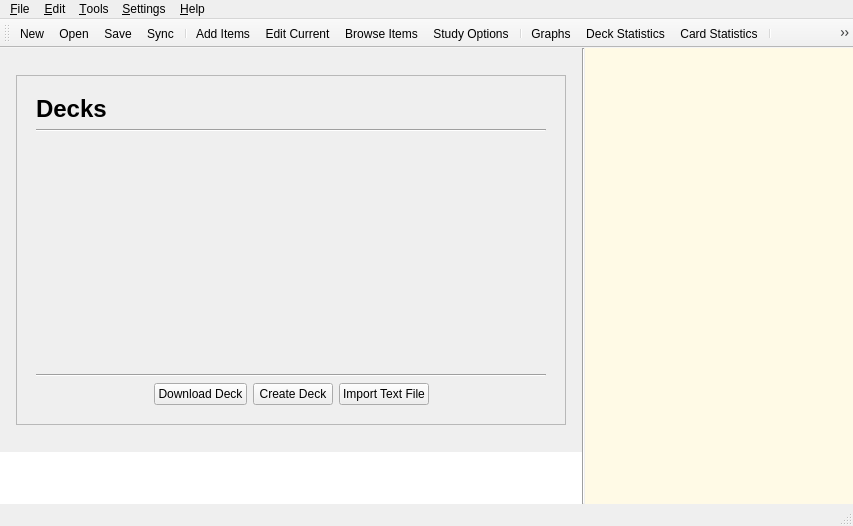
Before: the Qt Designer form designer/main.ui in ankitects/anki, drawn with Qt 5.
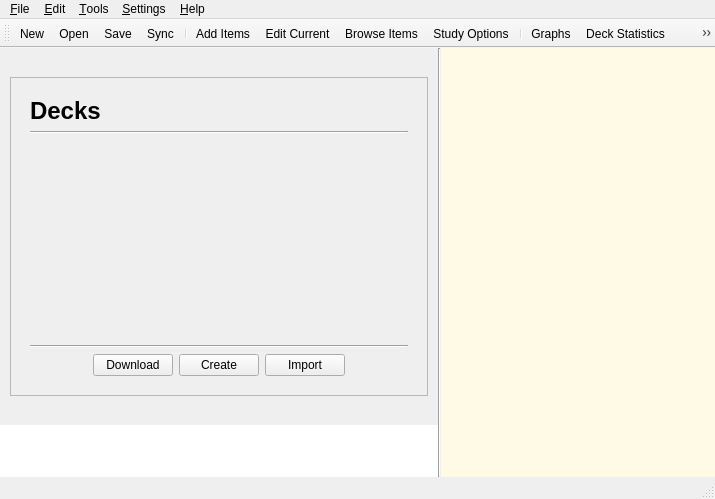
After: the same form once the commit is applied. The open tabs and pages were chosen to show the change. Icons and pictures are not drawn.

Commit message: more compact deck browser, default to smaller size

Patch:
```diff
--- a/designer/main.ui
+++ b/designer/main.ui
@@ -1,12 +1,12 @@
 <ui version="4.0" >
  <class>MainWindow</class>
- <widget class="QMainWindow" name="MainWindow" >
-  <property name="geometry" >
+ <widget class="QMainWindow" name="MainWindow">
+  <property name="geometry">
    <rect>
     <x>0</x>
     <y>0</y>
-    <width>853</width>
-    <height>526</height>
+    <width>715</width>
+    <height>499</height>
    </rect>
   </property>
   <property name="sizePolicy" >
@@ -22,17 +22,9 @@
    <iconset resource="../icons.qrc" >
     <normaloff>:/icons/anki.png</normaloff>:/icons/anki.png</iconset>
   </property>
-  <widget class="QWidget" name="centralwidget" >
-   <property name="geometry" >
-    <rect>
-     <x>0</x>
-     <y>63</y>
-     <width>853</width>
-     <height>442</height>
-    </rect>
-   </property>
-   <property name="sizePolicy" >
-    <sizepolicy vsizetype="Expanding" hsizetype="Expanding" >
+  <widget class="QWidget" name="centralwidget">
+   <property name="sizePolicy">
+    <sizepolicy hsizetype="Expanding" vsizetype="Expanding">
      <horstretch>1</horstretch>
      <verstretch>1</verstretch>
     </sizepolicy>
@@ -396,26 +388,8 @@
            </item>
           </layout>
          </widget>
-         <widget class="QWidget" name="typeAnswerPage" >
-          <property name="geometry" >
-           <rect>
-            <x>0</x>
-            <y>0</y>
-            <width>100</width>
-            <height>30</height>
-           </rect>
-          </property>
-         </widget>
-         <widget class="QWidget" name="blankButtonPage" >
-          <property name="geometry" >
-           <rect>
-            <x>0</x>
-            <y>0</y>
-            <width>582</width>
-            <height>60</height>
-           </rect>
-          </property>
-         </widget>
+         <widget class="QWidget" name="typeAnswerPage"/>
+         <widget class="QWidget" name="blankButtonPage"/>
         </widget>
        </item>
        <item row="0" column="0" >
@@ -1164,16 +1138,8 @@
            </item>
           </layout>
          </widget>
-         <widget class="QWidget" name="page" >
-          <property name="geometry" >
-           <rect>
-            <x>0</x>
-            <y>0</y>
-            <width>641</width>
-            <height>584</height>
-           </rect>
-          </property>
-          <layout class="QVBoxLayout" name="verticalLayout_15" >
+         <widget class="QWidget" name="page">
+          <layout class="QVBoxLayout" name="verticalLayout_15">
            <item>
             <spacer name="verticalSpacer_7" >
              <property name="orientation" >
@@ -1197,31 +1163,31 @@
                <property name="orientation" >
                 <enum>Qt::Horizontal</enum>
                </property>
-               <property name="sizeHint" stdset="0" >
+               <property name="sizeHint" stdset="0">
                 <size>
-                 <width>40</width>
+                 <width>1</width>
                  <height>20</height>
                 </size>
                </property>
               </spacer>
              </item>
              <item>
-              <widget class="QFrame" name="deckBrowserOuterFrame" >
-               <property name="sizePolicy" >
-                <sizepolicy vsizetype="MinimumExpanding" hsizetype="Preferred" >
-                 <horstretch>0</horstretch>
+              <widget class="QFrame" name="deckBrowserOuterFrame">
+               <property name="sizePolicy">
+                <sizepolicy hsizetype="MinimumExpanding" vsizetype="MinimumExpanding">
+                 <horstretch>10</horstretch>
                  <verstretch>10</verstretch>
                 </sizepolicy>
                </property>
-               <property name="minimumSize" >
+               <property name="minimumSize">
                 <size>
-                 <width>550</width>
-                 <height>350</height>
+                 <width>0</width>
+                 <height>250</height>
                 </size>
                </property>
-               <property name="maximumSize" >
+               <property name="maximumSize">
                 <size>
-                 <width>550</width>
+                 <width>450</width>
                  <height>16777215</height>
                 </size>
                </property>
@@ -1252,9 +1218,9 @@
                    </widget>
                   </item>
                   <item>
-                   <widget class="QScrollArea" name="decksScrollArea" >
-                    <property name="sizePolicy" >
-                     <sizepolicy vsizetype="MinimumExpanding" hsizetype="Expanding" >
+                   <widget class="QScrollArea" name="decksScrollArea">
+                    <property name="sizePolicy">
+                     <sizepolicy hsizetype="MinimumExpanding" vsizetype="MinimumExpanding">
                       <horstretch>0</horstretch>
                       <verstretch>0</verstretch>
                      </sizepolicy>
@@ -1262,31 +1228,43 @@
                     <property name="frameShape" >
                      <enum>QFrame::NoFrame</enum>
                     </property>
-                    <property name="horizontalScrollBarPolicy" >
-                     <enum>Qt::ScrollBarAlwaysOff</enum>
+                    <property name="horizontalScrollBarPolicy">
+                     <enum>Qt::ScrollBarAsNeeded</enum>
                     </property>
                     <property name="widgetResizable" >
                      <bool>true</bool>
                     </property>
-                    <widget class="QWidget" name="scrollAreaWidgetContents" >
-                     <property name="geometry" >
+                    <widget class="QWidget" name="scrollAreaWidgetContents">
+                     <property name="geometry">
                       <rect>
                        <x>0</x>
                        <y>0</y>
-                       <width>100</width>
-                       <height>30</height>
+                       <width>392</width>
+                       <height>183</height>
                       </rect>
                      </property>
-                     <layout class="QVBoxLayout" name="verticalLayout_18" >
-                      <property name="spacing" >
+                     <property name="sizePolicy">
+                      <sizepolicy hsizetype="MinimumExpanding" vsizetype="Preferred">
+                       <horstretch>0</horstretch>
+                       <verstretch>0</verstretch>
+                      </sizepolicy>
+                     </property>
+                     <layout class="QVBoxLayout" name="verticalLayout_18">
+                      <property name="spacing">
                        <number>0</number>
                       </property>
                       <property name="margin" >
                        <number>0</number>
                       </property>
                       <item>
-                       <widget class="QFrame" name="decksFrame" >
-                        <property name="frameShape" >
+                       <widget class="QFrame" name="decksFrame">
+                        <property name="sizePolicy">
+                         <sizepolicy hsizetype="MinimumExpanding" vsizetype="Preferred">
+                          <horstretch>0</horstretch>
+                          <verstretch>0</verstretch>
+                         </sizepolicy>
+                        </property>
+                        <property name="frameShape">
                          <enum>QFrame::NoFrame</enum>
                         </property>
                         <property name="frameShadow" >
@@ -1323,9 +1301,9 @@
                     <item>
                      <layout class="QHBoxLayout" name="verticalLayout_16" >
                       <item>
-                       <widget class="QPushButton" name="downloadDeckButton" >
-                        <property name="text" >
-                         <string>Download Deck</string>
+                       <widget class="QPushButton" name="downloadDeckButton">
+                        <property name="text">
+                         <string>Download</string>
                         </property>
                         <property name="icon" >
                          <iconset resource="../icons.qrc" >
@@ -1334,9 +1312,9 @@
                        </widget>
                       </item>
                       <item>
-                       <widget class="QPushButton" name="newDeckButton" >
-                        <property name="text" >
-                         <string>Create Deck</string>
+                       <widget class="QPushButton" name="newDeckButton">
+                        <property name="text">
+                         <string>Create</string>
                         </property>
                         <property name="icon" >
                          <iconset resource="../icons.qrc" >
@@ -1345,9 +1323,9 @@
                        </widget>
                       </item>
                       <item>
-                       <widget class="QPushButton" name="importDeckButton" >
-                        <property name="text" >
-                         <string>Import Text File</string>
+                       <widget class="QPushButton" name="importDeckButton">
+                        <property name="text">
+                         <string>Import</string>
                         </property>
                         <property name="icon" >
                          <iconset resource="../icons.qrc" >
@@ -1382,9 +1360,9 @@
                <property name="orientation" >
                 <enum>Qt::Horizontal</enum>
                </property>
-               <property name="sizeHint" stdset="0" >
+               <property name="sizeHint" stdset="0">
                 <size>
-                 <width>40</width>
+                 <width>1</width>
                  <height>20</height>
                 </size>
                </property>
@@ -1604,17 +1582,17 @@
     </item>
    </layout>
   </widget>
-  <widget class="QMenuBar" name="menubar" >
-   <property name="geometry" >
+  <widget class="QMenuBar" name="menubar">
+   <property name="geometry">
     <rect>
      <x>0</x>
      <y>0</y>
-     <width>853</width>
-     <height>21</height>
+     <width>715</width>
+     <height>23</height>
     </rect>
    </property>
-   <widget class="QMenu" name="menuHelp" >
-    <property name="title" >
+   <widget class="QMenu" name="menuHelp">
+    <property name="title">
      <string>&amp;Help</string>
     </property>
     <addaction name="actionStarthere" />
@@ -1626,8 +1604,8 @@
     <addaction name="actionDonate" />
     <addaction name="actionAbout" />
    </widget>
-   <widget class="QMenu" name="menuEdit" >
-    <property name="title" >
+   <widget class="QMenu" name="menuEdit">
+    <property name="title">
      <string>&amp;Edit</string>
     </property>
     <addaction name="actionUndo" />
@@ -1642,8 +1620,8 @@
     <addaction name="actionSuspendCard" />
     <addaction name="actionDelete" />
    </widget>
-   <widget class="QMenu" name="menuDeck" >
-    <property name="title" >
+   <widget class="QMenu" name="menuDeck">
+    <property name="title">
      <string>&amp;File</string>
     </property>
     <widget class="QMenu" name="menuDownload" >
@@ -1674,8 +1652,8 @@
     <addaction name="separator" />
     <addaction name="actionExit" />
    </widget>
-   <widget class="QMenu" name="menuTools" >
-    <property name="title" >
+   <widget class="QMenu" name="menuTools">
+    <property name="title">
      <string>&amp;Tools</string>
     </property>
     <widget class="QMenu" name="menu_Lookup" >
@@ -1721,8 +1699,8 @@
     <addaction name="actionCram" />
     <addaction name="separator" />
    </widget>
-   <widget class="QMenu" name="menu_Settings" >
-    <property name="title" >
+   <widget class="QMenu" name="menu_Settings">
+    <property name="title">
      <string>&amp;Settings</string>
     </property>
     <widget class="QMenu" name="menuPlugins" >
@@ -1755,22 +1733,14 @@
     <addaction name="menuPlugins" />
     <addaction name="actionPreferences" />
    </widget>
-   <addaction name="menuDeck" />
-   <addaction name="menuEdit" />
-   <addaction name="menuTools" />
-   <addaction name="menu_Settings" />
-   <addaction name="menuHelp" />
+   <addaction name="menuDeck"/>
+   <addaction name="menuEdit"/>
+   <addaction name="menuTools"/>
+   <addaction name="menu_Settings"/>
+   <addaction name="menuHelp"/>
   </widget>
-  <widget class="QStatusBar" name="statusbar" >
-   <property name="geometry" >
-    <rect>
-     <x>0</x>
-     <y>505</y>
-     <width>853</width>
-     <height>21</height>
-    </rect>
-   </property>
-   <property name="sizeGripEnabled" >
+  <widget class="QStatusBar" name="statusbar">
+   <property name="sizeGripEnabled">
     <bool>true</bool>
    </property>
   </widget>
@@ -1778,15 +1748,7 @@
    <property name="enabled" >
     <bool>true</bool>
    </property>
-   <property name="geometry" >
-    <rect>
-     <x>0</x>
-     <y>21</y>
-     <width>853</width>
-     <height>42</height>
-    </rect>
-   </property>
-   <property name="orientation" >
+   <property name="orientation">
     <enum>Qt::Horizontal</enum>
    </property>
    <property name="iconSize" >
@@ -1801,24 +1763,22 @@
    <attribute name="toolBarBreak" >
     <bool>false</bool>
    </attribute>
-   <addaction name="actionNew" />
-   <addaction name="actionOpen" />
-   <addaction name="actionSave" />
-   <addaction name="actionSyncdeck" />
-   <addaction name="separator" />
-   <addaction name="actionAddcards" />
-   <addaction name="actionEditCurrent" />
-   <addaction name="actionEditdeck" />
-   <addaction name="actionStudyOptions" />
-   <addaction name="separator" />
-   <addaction name="actionGraphs" />
-   <addaction name="actionDstats" />
-   <addaction name="actionCstats" />
-   <addaction name="separator" />
-   <addaction name="actionRepeatAudio" />
-   <addaction name="actionMarkCard" />
-   <addaction name="separator" />
-   <addaction name="actionDisplayProperties" />
+   <addaction name="actionNew"/>
+   <addaction name="actionOpen"/>
+   <addaction name="actionSave"/>
+   <addaction name="actionSyncdeck"/>
+   <addaction name="separator"/>
+   <addaction name="actionAddcards"/>
+   <addaction name="actionEditCurrent"/>
+   <addaction name="actionEditdeck"/>
+   <addaction name="actionStudyOptions"/>
+   <addaction name="separator"/>
+   <addaction name="actionGraphs"/>
+   <addaction name="actionDstats"/>
+   <addaction name="actionCstats"/>
+   <addaction name="separator"/>
+   <addaction name="actionRepeatAudio"/>
+   <addaction name="actionMarkCard"/>
   </widget>
   <action name="actionExit" >
    <property name="icon" >
```
Left out of the diff: 1690 changed lines with no effect on the pictures. The commit also changes 1 other file.
